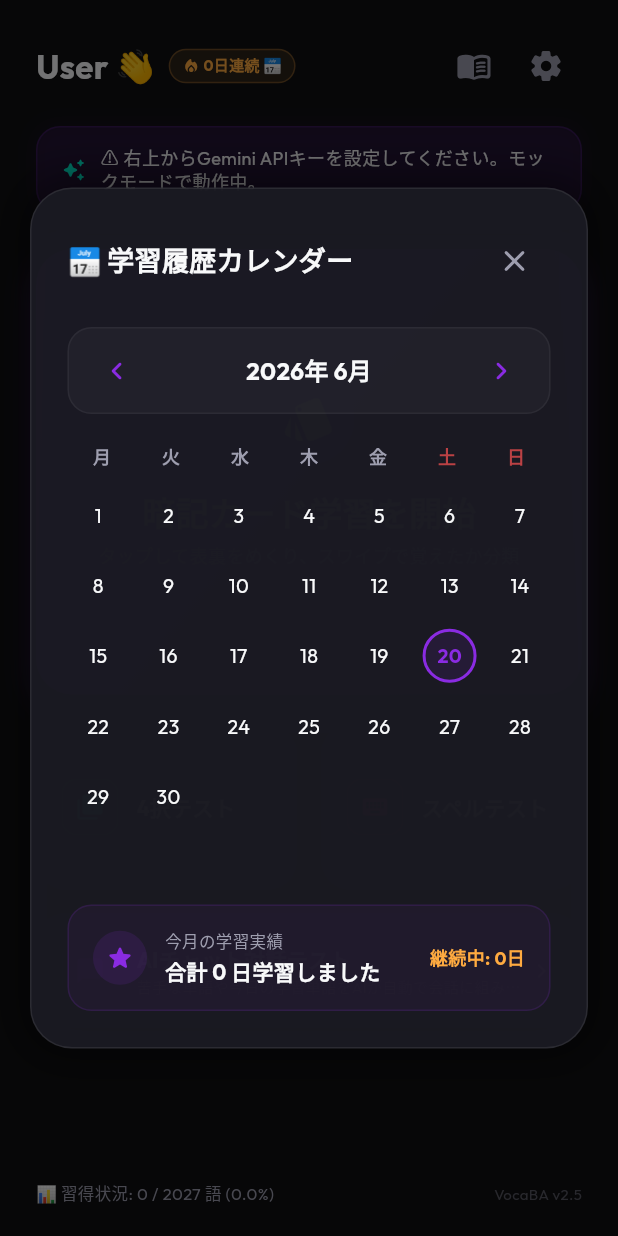
After one commit to Zhoushiqiao28/vocabulary, a Flutter app: the screen it shows after launch, after a tap on an icon or button, on a phone screen of 412 x 824 dp. The commit adds this screen. Run offline on Flutter 3.47's test engine with Material 3 defaults, Android fonts, the phone set to English and light mode, and no system bars; our stand-ins replace flutter_riverpod, flutter_spinkit, flutter_tts, google_fonts, google_generative_ai, shared_preferences.

Commit message:
feat: Implement learning calendar, result screen UI/UX improvements, version v2.5

```diff
--- a/lib/models/models.dart
+++ b/lib/models/models.dart
@@ -118,6 +118,7 @@ class UserProfile {
   final List<String> interests;
   final String apiKey;
   final String geminiModel;
+  final List<String> learnedDates;
   final int streakDays;
   final DateTime? lastLearnedAt;
 
@@ -126,6 +127,7 @@ class UserProfile {
     this.interests = const ['Technology', 'F1', 'Space Rover'],
     this.apiKey = '',
     this.geminiModel = 'gemini-2.5-flash',
+    this.learnedDates = const [],
     this.streakDays = 0,
     this.lastLearnedAt,
   });
@@ -135,6 +137,7 @@ class UserProfile {
         'interests': interests,
         'apiKey': apiKey,
         'geminiModel': geminiModel,
+        'learnedDates': learnedDates,
         'streakDays': streakDays,
         'lastLearnedAt': lastLearnedAt?.toIso8601String(),
       };
@@ -144,6 +147,7 @@ class UserProfile {
         interests: List<String>.from(json['interests'] ?? []),
         apiKey: json['apiKey'] ?? '',
         geminiModel: json['geminiModel'] ?? 'gemini-2.5-flash',
+        learnedDates: List<String>.from(json['learnedDates'] ?? []),
         streakDays: json['streakDays'] ?? 0,
         lastLearnedAt: json['lastLearnedAt'] != null
             ? DateTime.parse(json['lastLearnedAt'])
@@ -155,6 +159,7 @@ class UserProfile {
     List<String>? interests,
     String? apiKey,
     String? geminiModel,
+    List<String>? learnedDates,
     int? streakDays,
     DateTime? lastLearnedAt,
   }) {
@@ -163,6 +168,7 @@ class UserProfile {
       interests: interests ?? this.interests,
       apiKey: apiKey ?? this.apiKey,
       geminiModel: geminiModel ?? this.geminiModel,
+      learnedDates: learnedDates ?? this.learnedDates,
       streakDays: streakDays ?? this.streakDays,
       lastLearnedAt: lastLearnedAt ?? this.lastLearnedAt,
     );
--- a/lib/screens/card_learning_screen.dart
+++ b/lib/screens/card_learning_screen.dart
@@ -251,6 +251,11 @@ class _CardLearningScreenState extends ConsumerState<CardLearningScreen> with Ti
         _swipeProgressUp = 0.0;
         _showFront = true;
       });
+
+      if (_currentIndex >= _learningWords.length) {
+        ref.read(userProfileProvider.notifier).recordLearningActivity();
+      }
+
       _swipeController.reset();
       _flipController.reset();
 
--- a/lib/screens/chat_test_screen.dart
+++ b/lib/screens/chat_test_screen.dart
@@ -100,6 +100,7 @@ class _ChatTestScreenState extends ConsumerState<ChatTestScreen> {
     try {
       final chatNotifier = ref.read(aiVocaChatProvider.notifier);
       await chatNotifier.sendMessage(text);
+      ref.read(userProfileProvider.notifier).recordLearningActivity();
     } catch (e) {
       if (mounted) {
         ScaffoldMessenger.of(context).showSnackBar(
--- a/lib/screens/dashboard_screen.dart
+++ b/lib/screens/dashboard_screen.dart
@@ -4,6 +4,7 @@ import 'package:google_fonts/google_fonts.dart';
 import '../models/models.dart';
 import '../providers/providers.dart';
 import '../theme/app_theme.dart';
+import '../widgets/learning_calendar_dialog.dart';
 import 'card_learning_screen.dart';
 import 'quiz_test_screen.dart';
 import 'spelling_test_screen.dart';
@@ -156,7 +157,16 @@ class DashboardScreen extends ConsumerWidget {
                   ),
                 ),
                 const SizedBox(width: 8),
-                Container(
+                GestureDetector(
+                  onTap: () {
+                    showDialog(
+                      context: context,
+                      builder: (context) => const LearningCalendarDialog(),
+                    );
+                  },
+                  child: MouseRegion(
+                    cursor: SystemMouseCursors.click,
+                    child: Container(
                       padding: const EdgeInsets.symmetric(horizontal: 8, vertical: 3),
                       decoration: BoxDecoration(
                         color: Colors.orangeAccent.withOpacity(0.12),
@@ -168,7 +178,7 @@ class DashboardScreen extends ConsumerWidget {
                           const Icon(Icons.local_fire_department_rounded, color: Colors.orangeAccent, size: 12),
                           const SizedBox(width: 2),
                           Text(
-                        '${profile.streakDays}日連続',
+                            '${profile.streakDays}日連続 📅',
                             style: GoogleFonts.outfit(
                               fontSize: 10,
                               fontWeight: FontWeight.bold,
@@ -176,6 +186,8 @@ class DashboardScreen extends ConsumerWidget {
                             ),
                           ),
                         ],
+                      ),
+                    ),
                   ),
                 )
               ],
@@ -394,7 +406,7 @@ class DashboardScreen extends ConsumerWidget {
             style: const TextStyle(color: AppTheme.textSecondary, fontSize: 11),
           ),
           Text(
-            'VocaBA v2.0',
+            'VocaBA v2.5',
             style: GoogleFonts.outfit(color: AppTheme.textSecondary.withOpacity(0.5), fontSize: 10),
           )
         ],
--- /dev/null
+++ b/lib/widgets/learning_calendar_dialog.dart
@@ -0,0 +1,294 @@
+import 'package:flutter/material.dart';
+import 'package:flutter_riverpod/flutter_riverpod.dart';
+import 'package:google_fonts/google_fonts.dart';
+import '../providers/providers.dart';
+import '../theme/app_theme.dart';
+
+class LearningCalendarDialog extends ConsumerStatefulWidget {
+  const LearningCalendarDialog({super.key});
+
+  @override
+  ConsumerState<LearningCalendarDialog> createState() => _LearningCalendarDialogState();
+}
+
+class _LearningCalendarDialogState extends ConsumerState<LearningCalendarDialog> {
+  late int _year;
+  late int _month;
+
+  @override
+  void initState() {
+    super.initState();
+    final now = DateTime.now();
+    _year = now.year;
+    _month = now.month;
+  }
+
+  void _prevMonth() {
+    setState(() {
+      if (_month == 1) {
+        _month = 12;
+        _year--;
+      } else {
+        _month--;
+      }
+    });
+  }
+
+  void _nextMonth() {
+    setState(() {
+      if (_month == 12) {
+        _month = 1;
+        _year++;
+      } else {
+        _month++;
+      }
+    });
+  }
+
+  @override
+  Widget build(BuildContext context) {
+    final profile = ref.watch(userProfileProvider);
+    final learnedDates = profile.learnedDates;
+
+    // Days in current month
+    final daysInMonth = DateTime(_year, _month + 1, 0).day;
+    // Weekday of 1st day of the month (1 = Monday, 7 = Sunday)
+    final firstDayWeekday = DateTime(_year, _month, 1).weekday;
+
+    // We start week on Monday
+    final offset = firstDayWeekday - 1;
+    final totalCells = offset + daysInMonth;
+    final rowCount = (totalCells / 7).ceil();
+    final calendarHeight = rowCount * 44.0 + 40.0; // Dynamic height based on rows
+
+    // Count learned days in this month
+    int learnedInMonthCount = 0;
+    for (int day = 1; day <= daysInMonth; day++) {
+      final dateStr = "$_year-${_month.toString().padLeft(2, '0')}-${day.toString().padLeft(2, '0')}";
+      if (learnedDates.contains(dateStr)) {
+        learnedInMonthCount++;
+      }
+    }
+
+    final weekDays = ['月', '火', '水', '木', '金', '土', '日'];
+
+    return Dialog(
+      backgroundColor: Colors.transparent,
+      insetPadding: const EdgeInsets.symmetric(horizontal: 20, vertical: 24),
+      child: Container(
+        decoration: BoxDecoration(
+          color: AppTheme.surface.withOpacity(0.95),
+          borderRadius: BorderRadius.circular(28),
+          border: Border.all(color: Colors.white.withOpacity(0.08)),
+          boxShadow: [
+            BoxShadow(
+              color: Colors.black.withOpacity(0.5),
+              blurRadius: 25,
+              spreadRadius: 5,
+            )
+          ],
+        ),
+        child: ClipRRect(
+          borderRadius: BorderRadius.circular(28),
+          child: Padding(
+            padding: const EdgeInsets.all(24.0),
+            child: Column(
+              mainAxisSize: MainAxisSize.min,
+              crossAxisAlignment: CrossAxisAlignment.stretch,
+              children: [
+                // Dialog Header
+                Row(
+                  mainAxisAlignment: MainAxisAlignment.spaceBetween,
+                  children: [
+                    Text(
+                      '📅 学習履歴カレンダー',
+                      style: GoogleFonts.outfit(
+                        fontSize: 18,
+                        fontWeight: FontWeight.bold,
+                        color: AppTheme.textPrimary,
+                      ),
+                    ),
+                    IconButton(
+                      icon: const Icon(Icons.close_rounded, color: AppTheme.textSecondary),
+                      onPressed: () => Navigator.of(context).pop(),
+                      padding: EdgeInsets.zero,
+                      constraints: const BoxConstraints(),
+                    ),
+                  ],
+                ),
+                const SizedBox(height: 20),
+
+                // Month Selector
+                Container(
+                  padding: const EdgeInsets.symmetric(vertical: 4, horizontal: 8),
+                  decoration: BoxDecoration(
+                    color: Colors.white.withOpacity(0.03),
+                    borderRadius: BorderRadius.circular(16),
+                    border: Border.all(color: Colors.white.withOpacity(0.05)),
+                  ),
+                  child: Row(
+                    mainAxisAlignment: MainAxisAlignment.spaceBetween,
+                    children: [
+                      IconButton(
+                        icon: const Icon(Icons.chevron_left_rounded, color: AppTheme.primary),
+                        onPressed: _prevMonth,
+                      ),
+                      Text(
+                        '$_year年 $_month月',
+                        style: GoogleFonts.outfit(
+                          fontSize: 16,
+                          fontWeight: FontWeight.bold,
+                          color: AppTheme.textPrimary,
+                        ),
+                      ),
+                      IconButton(
+                        icon: const Icon(Icons.chevron_right_rounded, color: AppTheme.primary),
+                        onPressed: _nextMonth,
+                      ),
+                    ],
+                  ),
+                ),
+                const SizedBox(height: 20),
+
+                // Weekday Row
+                Row(
+                  mainAxisAlignment: MainAxisAlignment.spaceAround,
+                  children: weekDays.map((day) {
+                    final isWeekend = day == '土' || day == '日';
+                    return Expanded(
+                      child: Center(
+                        child: Text(
+                          day,
+                          style: TextStyle(
+                            fontSize: 12,
+                            fontWeight: FontWeight.bold,
+                            color: isWeekend ? Colors.redAccent.withOpacity(0.7) : AppTheme.textSecondary,
+                          ),
+                        ),
+                      ),
+                    );
+                  }).toList(),
+                ),
+                const SizedBox(height: 10),
+
+                // Days Grid
+                SizedBox(
+                  height: calendarHeight,
+                  child: GridView.builder(
+                    physics: const NeverScrollableScrollPhysics(),
+                    gridDelegate: const SliverGridDelegateWithFixedCrossAxisCount(
+                      crossAxisCount: 7,
+                      mainAxisSpacing: 6,
+                      crossAxisSpacing: 6,
+                      childAspectRatio: 1,
+                    ),
+                    itemCount: totalCells,
+                    itemBuilder: (context, index) {
+                      if (index < offset) {
+                        return const SizedBox.shrink();
+                      }
+
+                      final day = index - offset + 1;
+                      final dateStr = "$_year-${_month.toString().padLeft(2, '0')}-${day.toString().padLeft(2, '0')}";
+                      final isLearned = learnedDates.contains(dateStr);
+
+                      final now = DateTime.now();
+                      final isToday = now.year == _year && now.month == _month && now.day == day;
+
+                      return Center(
+                        child: Container(
+                          width: 36,
+                          height: 36,
+                          decoration: BoxDecoration(
+                            shape: BoxShape.circle,
+                            gradient: isLearned
+                                ? const LinearGradient(
+                                    colors: [Colors.teal, Colors.tealAccent],
+                                    begin: Alignment.topLeft,
+                                    end: Alignment.bottomRight,
+                                  )
+                                : null,
+                            border: isToday
+                                ? Border.all(color: AppTheme.primary, width: 2)
+                                : null,
+                            color: !isLearned && isToday
+                                ? AppTheme.primary.withOpacity(0.1)
+                                : Colors.transparent,
+                          ),
+                          child: Center(
+                            child: Text(
+                              day.toString(),
+                              style: GoogleFonts.outfit(
+                                fontSize: 13,
+                                fontWeight: (isLearned || isToday) ? FontWeight.bold : FontWeight.normal,
+                                color: isLearned
+                                    ? Colors.black87
+                                    : (isToday ? AppTheme.primary : AppTheme.textPrimary),
+                              ),
+                            ),
+                          ),
+                        ),
+                      );
+                    },
+                  ),
+                ),
+                const SizedBox(height: 20),
+
+                // Monthly Summary Card
+                Container(
+                  padding: const EdgeInsets.all(16),
+                  decoration: BoxDecoration(
+                    color: AppTheme.primary.withOpacity(0.06),
+                    borderRadius: BorderRadius.circular(16),
+                    border: Border.all(color: AppTheme.primary.withOpacity(0.15)),
+                  ),
+                  child: Row(
+                    children: [
+                      Container(
+                        padding: const EdgeInsets.all(8),
+                        decoration: BoxDecoration(
+                          color: AppTheme.primary.withOpacity(0.12),
+                          shape: BoxShape.circle,
+                        ),
+                        child: const Icon(Icons.star_rounded, color: AppTheme.primary, size: 20),
+                      ),
+                      const SizedBox(width: 12),
+                      Expanded(
+                        child: Column(
+                          crossAxisAlignment: CrossAxisAlignment.start,
+                          children: [
+                            Text(
+                              '今月の学習実績',
+                              style: TextStyle(color: AppTheme.textSecondary, fontSize: 11),
+                            ),
+                            const SizedBox(height: 2),
+                            Text(
+                              '合計 $learnedInMonthCount 日学習しました',
+                              style: GoogleFonts.outfit(
+                                fontSize: 14,
+                                fontWeight: FontWeight.bold,
+                                color: AppTheme.textPrimary,
+                              ),
+                            ),
+                          ],
+                        ),
+                      ),
+                      Text(
+                        '継続中: ${profile.streakDays}日',
+                        style: GoogleFonts.outfit(
+                          fontSize: 12,
+                          fontWeight: FontWeight.bold,
+                          color: Colors.orangeAccent,
+                        ),
+                      ),
+                    ],
+                  ),
+                ),
+              ],
+            ),
+          ),
+        ),
+      ),
+    );
+  }
+}
```
Also changed, not shown: lib/providers/providers.dart (+36 -0 lines), lib/screens/quiz_test_screen.dart (+78 -28 lines), lib/screens/spelling_test_screen.dart (+78 -28 lines). Lines whose indentation alone changed are shown as unchanged.
